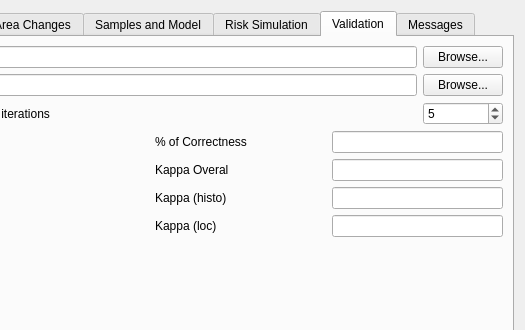
Above: ui/moluscedialogbase.ui from nextgis/qgis_molusce before the change; both pictures show x 222 to 747 and y 0 to 330 of the 747 by 440 pixel window. Below: the same form after it.
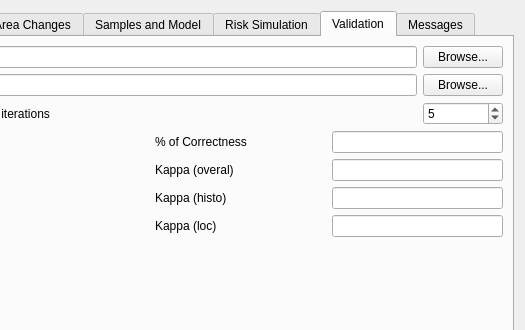
That is the form after the change. The open tabs and pages were chosen to show the change. Custom widgets are drawn as their Qt base class.

Commit message: Small changes in GIU behaviour

```diff
--- a/ui/moluscedialogbase.ui
+++ b/ui/moluscedialogbase.ui
@@ -630,7 +630,7 @@
             </sizepolicy>
            </property>
            <property name="text">
-            <string>Kappa Overal</string>
+            <string>Kappa (overal)</string>
            </property>
           </widget>
          </item>
```
Left out of the diff: 4 changed lines with no effect on the pictures. The commit also changes 1 other file.
